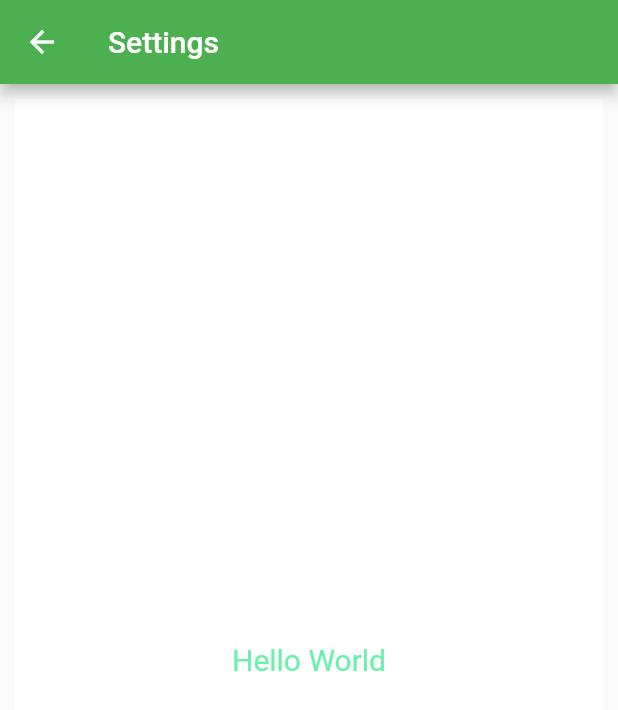
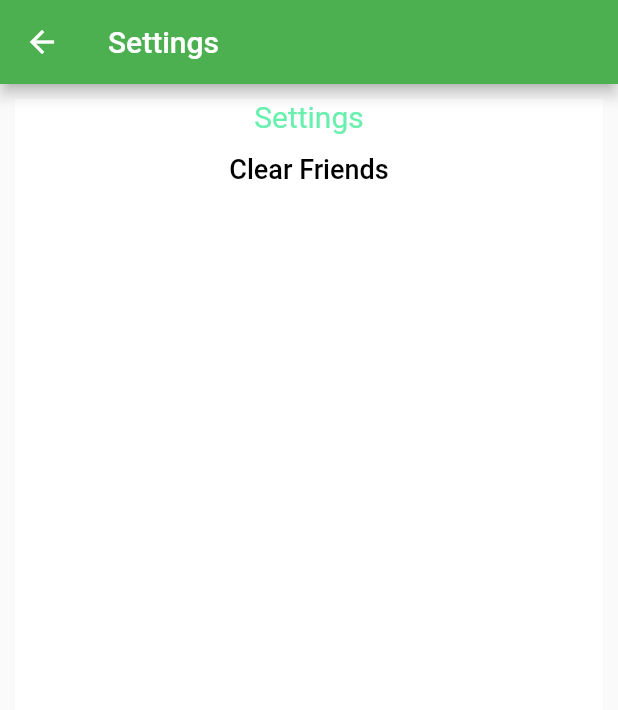
Before and after one commit to lgeng12/hacktj_2019, a Flutter app: the screen it shows after launch, after a tap on the "settings" icon, on a phone screen of 412 x 824 dp. Shown: the top 710 px of the screen. Run offline on Flutter 3.47's test engine with Material 2 defaults, Android fonts, the light colour scheme and no system bars.

Commit message:
more json support, still slow

```diff
--- a/friends.json
+++ b/friends.json
@@ -13,6 +13,6 @@
     "name":"Erick",
     "treeCondition":"0",
     "numTrees" : "2"
-  },
+  }
 
 ]
--- a/lib/main.dart
+++ b/lib/main.dart
@@ -1,5 +1,11 @@
 import 'package:flutter/material.dart';
+
+import 'package:path_provider/path_provider.dart';
+
+import 'dart:math';
 import 'dart:convert';
+import 'dart:io';
+import 'dart:async';
 
 // pages
 import 'package:hacktj_2019/home.dart';
@@ -67,7 +73,7 @@ class _MoneyTreesState extends State<MoneyTrees> {
           style: _biggerWhite,
         ),
         actions: <Widget>[
-          new IconButton(icon: const Icon(Icons.settings), onPressed: _pushSaved),
+          new IconButton(icon: const Icon(Icons.settings), onPressed: _pushToSettings),
         ],
       ),
       body: new PageView(
@@ -121,7 +127,7 @@ class _MoneyTreesState extends State<MoneyTrees> {
     );
   }
 
-  void _pushSaved() {
+  void _pushToSettings() {
     Navigator.of(context).push(
       new MaterialPageRoute<void>(
         builder: (BuildContext context) {
@@ -132,12 +138,23 @@ class _MoneyTreesState extends State<MoneyTrees> {
               margin: const EdgeInsets.all(10.0),
               color: Colors.white,
               alignment: Alignment.center,
-              child: Text('Hello World', style: _headerGreen,),
+              child: new Column(children: <Widget> [
+                Text('Settings', style: _headerGreen,),
+                FlatButton(
+                  onPressed: () { _clearJson(); },
+                  child: Text('Clear Friends', style: _standardBlack),
+                ),
+              ]),
             )
           );
         }
       ),
     );
+  }
+  void _clearJson() async {
+    final directory = await getApplicationDocumentsDirectory();
+    final file = File('${directory.path}/friends.json');
+    await file.writeAsString("", flush: true);
   }
 }
 
```
Also changed, not shown: lib/friends.dart (+23 -6 lines).
